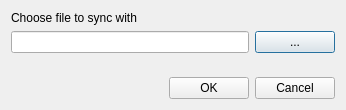
Old version of the form optionsdialog.ui in the repository 607011/Qt-SESAM.
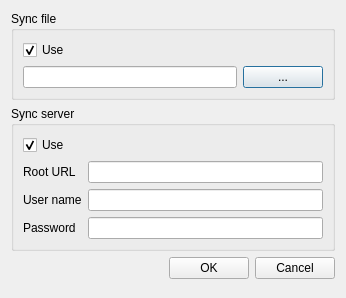
New version of the form.

Commit message: INTERIM: Added some logic for server sync.

What changed in the file:
```diff
--- a/optionsdialog.ui
+++ b/optionsdialog.ui
@@ -7,19 +7,26 @@
     <x>0</x>
     <y>0</y>
     <width>346</width>
-    <height>110</height>
+    <height>298</height>
    </rect>
   </property>
   <property name="windowTitle">
    <string>Options</string>
   </property>
-  <layout class="QVBoxLayout" name="verticalLayout_2">
+  <layout class="QVBoxLayout" name="verticalLayout_3">
    <item>
+    <widget class="QGroupBox" name="groupBox_2">
+     <property name="title">
+      <string>Sync file</string>
+     </property>
     <layout class="QVBoxLayout" name="verticalLayout">
      <item>
-      <widget class="QLabel" name="label">
+       <widget class="QCheckBox" name="useSyncFileCheckBox">
        <property name="text">
-        <string>Choose file to sync with</string>
+         <string>Use</string>
+        </property>
+        <property name="checked">
+         <bool>true</bool>
        </property>
       </widget>
      </item>
@@ -38,19 +45,64 @@
       </layout>
      </item>
     </layout>
+    </widget>
    </item>
    <item>
-    <spacer name="verticalSpacer">
-     <property name="orientation">
-      <enum>Qt::Vertical</enum>
+    <widget class="QGroupBox" name="groupBox">
+     <property name="title">
+      <string>Sync server</string>
      </property>
-     <property name="sizeHint" stdset="0">
-      <size>
-       <width>20</width>
-       <height>40</height>
-      </size>
-     </property>
-    </spacer>
+     <layout class="QVBoxLayout" name="verticalLayout_2">
+      <item>
+       <widget class="QCheckBox" name="useSyncServerCheckBox">
+        <property name="text">
+         <string>Use</string>
+        </property>
+        <property name="checked">
+         <bool>true</bool>
+        </property>
+       </widget>
+      </item>
+      <item>
+       <layout class="QFormLayout" name="formLayout">
+        <item row="0" column="0">
+         <widget class="QLabel" name="label_2">
+          <property name="text">
+           <string>Root URL</string>
+          </property>
+         </widget>
+        </item>
+        <item row="0" column="1">
+         <widget class="QLineEdit" name="serverRootURLLineEdit"/>
+        </item>
+        <item row="1" column="0">
+         <widget class="QLabel" name="label">
+          <property name="text">
+           <string>User name</string>
+          </property>
+         </widget>
+        </item>
+        <item row="1" column="1">
+         <widget class="QLineEdit" name="usernameLineEdit"/>
+        </item>
+        <item row="2" column="0">
+         <widget class="QLabel" name="label_3">
+          <property name="text">
+           <string>Password</string>
+          </property>
+         </widget>
+        </item>
+        <item row="2" column="1">
+         <widget class="QLineEdit" name="passwordLineEdit">
+          <property name="echoMode">
+           <enum>QLineEdit::Password</enum>
+          </property>
+         </widget>
+        </item>
+       </layout>
+      </item>
+     </layout>
+    </widget>
    </item>
    <item>
     <layout class="QHBoxLayout" name="horizontalLayout">
@@ -83,6 +135,19 @@
      </item>
     </layout>
    </item>
+   <item>
+    <spacer name="verticalSpacer">
+     <property name="orientation">
+      <enum>Qt::Vertical</enum>
+     </property>
+     <property name="sizeHint" stdset="0">
+      <size>
+       <width>20</width>
+       <height>40</height>
+      </size>
+     </property>
+    </spacer>
+   </item>
   </layout>
  </widget>
  <resources/>
```
Lines whose indentation alone changed are shown as unchanged. The commit also changes 4 other files.
